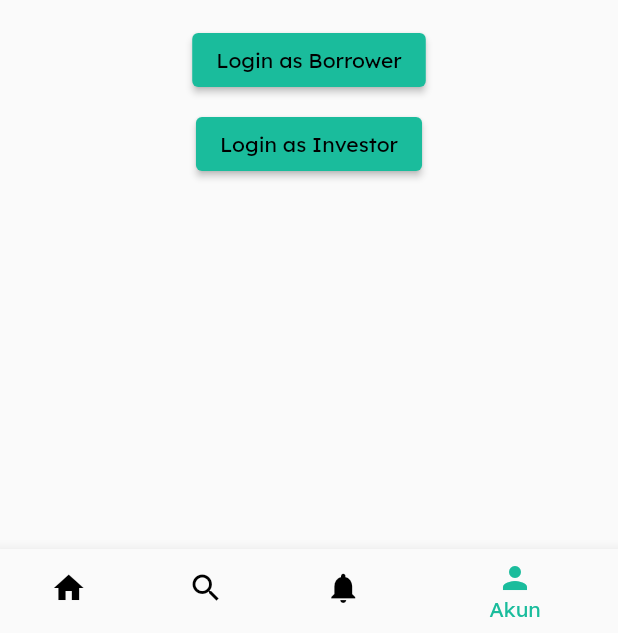
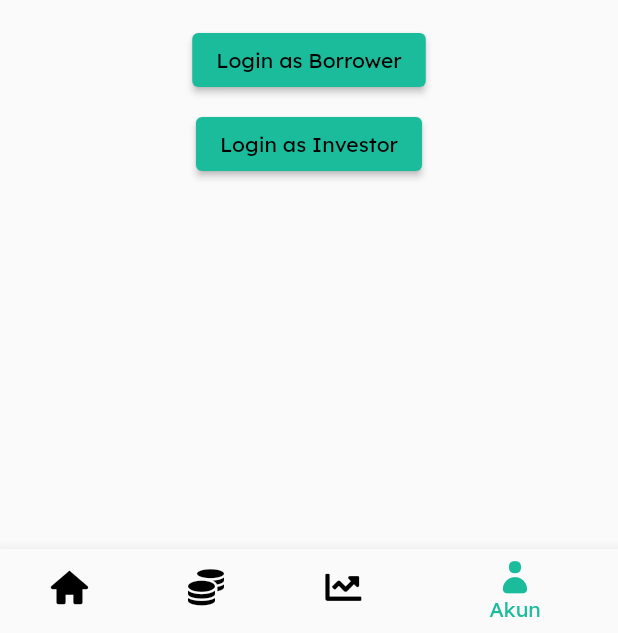
Before and after one commit to najmharani/P2P-Lending-UMKM-Kelompok-4-Pemrograman-Visual, a Flutter app: the screen it shows after launch, on a phone screen of 412 x 824 dp, the part 603-1236 px from its top. Run offline on Flutter 3.47's test engine with Material 2 defaults, Android fonts, the phone set to English and light mode, and no system bars.

Commit message:
penambahan icon dan pembuatan dummy article page
mengubah icon biasa menjadi icon custom, dan membuat dummy page untuk landing page yang berisi article

```diff
--- /dev/null
+++ b/lib/icon.dart
@@ -0,0 +1,42 @@
+/// Flutter icons Custom_Icon
+/// Copyright (C) 2023 by original authors @ fluttericon.com, fontello.com
+/// This font was generated by FlutterIcon.com, which is derived from Fontello.
+///
+/// To use this font, place it in your fonts/ directory and include the
+/// following in your pubspec.yaml
+///
+/// flutter:
+///   fonts:
+///    - family:  Custom_Icon
+///      fonts:
+///       - asset: fonts/Custom_Icon.ttf
+///
+///
+/// * Typicons, (c) Stephen Hutchings 2012
+///         Author:    Stephen Hutchings
+///         License:   SIL (http://scripts.sil.org/OFL)
+///         Homepage:  http://typicons.com/
+/// * Iconic, Copyright (C) 2012 by P.J. Onori
+///         Author:    P.J. Onori
+///         License:   SIL (http://scripts.sil.org/OFL)
+///         Homepage:  http://somerandomdude.com/work/iconic/
+/// * Font Awesome 5, Copyright (C) 2016 by Dave Gandy
+///         Author:    Dave Gandy
+///         License:   SIL (https://github.com/FortAwesome/Font-Awesome/blob/master/LICENSE.txt)
+///         Homepage:  http://fortawesome.github.com/Font-Awesome/
+///
+import 'package:flutter/widgets.dart';
+
+class Custom_Icon {
+  Custom_Icon._();
+
+  static const _kFontFam = 'Custom_Icon';
+  static const String? _kFontPkg = null;
+
+  static const IconData comment = IconData(0xe800, fontFamily: _kFontFam, fontPackage: _kFontPkg);
+  static const IconData user = IconData(0xe801, fontFamily: _kFontFam, fontPackage: _kFontPkg);
+  static const IconData home = IconData(0xe802, fontFamily: _kFontFam, fontPackage: _kFontPkg);
+  static const IconData mail = IconData(0xe803, fontFamily: _kFontFam, fontPackage: _kFontPkg);
+  static const IconData chart_line = IconData(0xf201, fontFamily: _kFontFam, fontPackage: _kFontPkg);
+  static const IconData coins = IconData(0xf51e, fontFamily: _kFontFam, fontPackage: _kFontPkg);
+}
--- a/lib/landing_page/landing_page.dart
+++ b/lib/landing_page/landing_page.dart
@@ -1,5 +1,6 @@
 import 'package:flutter/material.dart';
 import 'package:p2plending_umkm/colors.dart';
+import 'package:p2plending_umkm/icon.dart';
 import 'package:p2plending_umkm/landing_page/pages/info_peminjaman.dart';
 import 'package:p2plending_umkm/landing_page/pages/info_pendanaan.dart';
 import 'package:p2plending_umkm/landing_page/pages/info_aplikasi.dart';
@@ -37,19 +38,19 @@ class _LandingPageState extends State<LandingPage> {
         onTap: _changePage,
         items: [
           BottomNavigationBarItem(
-            icon: Icon(Icons.home),
+            icon: Icon(Custom_Icon.home),
             label: 'Info Pendanaan',
           ),
           BottomNavigationBarItem(
-            icon: Icon(Icons.search),
+            icon: Icon(Custom_Icon.coins),
             label: 'Info Peminjaman',
           ),
           BottomNavigationBarItem(
-            icon: Icon(Icons.notifications),
+            icon: Icon(Custom_Icon.chart_line),
             label: 'Info Aplikasi',
           ),
           BottomNavigationBarItem(
-            icon: Icon(Icons.person),
+            icon: Icon(Custom_Icon.user),
             label: 'Akun',
           ),
         ],
--- a/pubspec.yaml
+++ b/pubspec.yaml
@@ -82,6 +82,9 @@ flutter:
     - family: lexend
       fonts:
         - asset: assets/fonts/Lexend-Regular.ttf
+    - family: Custom_Icon
+      fonts:
+        - asset: assets/fonts/Custom_Icon.ttf
   #   - family: Schyler
   #     fonts:
   #       - asset: fonts/Schyler-Regular.ttf
```
Also changed, not shown: lib/borrower/navigation_borrower.dart (+5 -4 lines), lib/investor/navigation_investor.dart (+5 -4 lines), lib/landing_page/land.dart (added, +101 -0 lines), assets/fonts/Custom_Icon.ttf (added).
